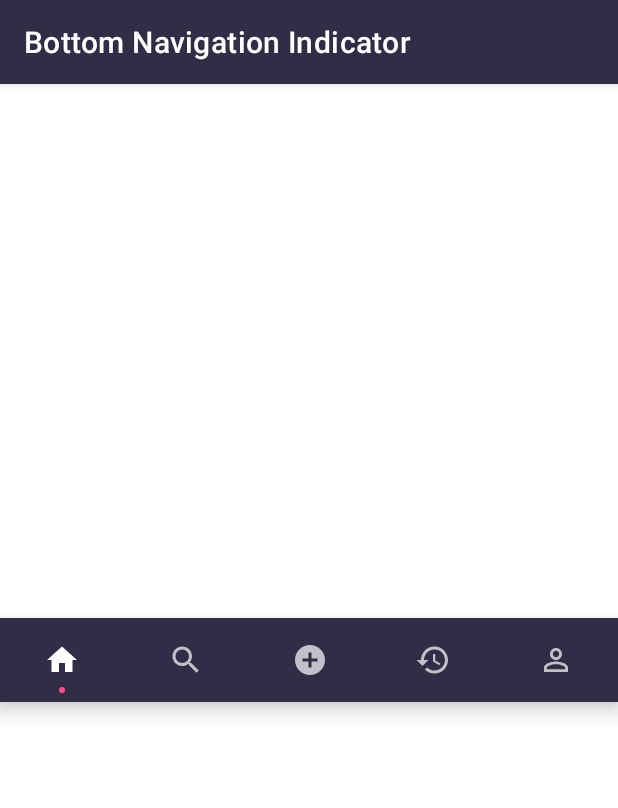
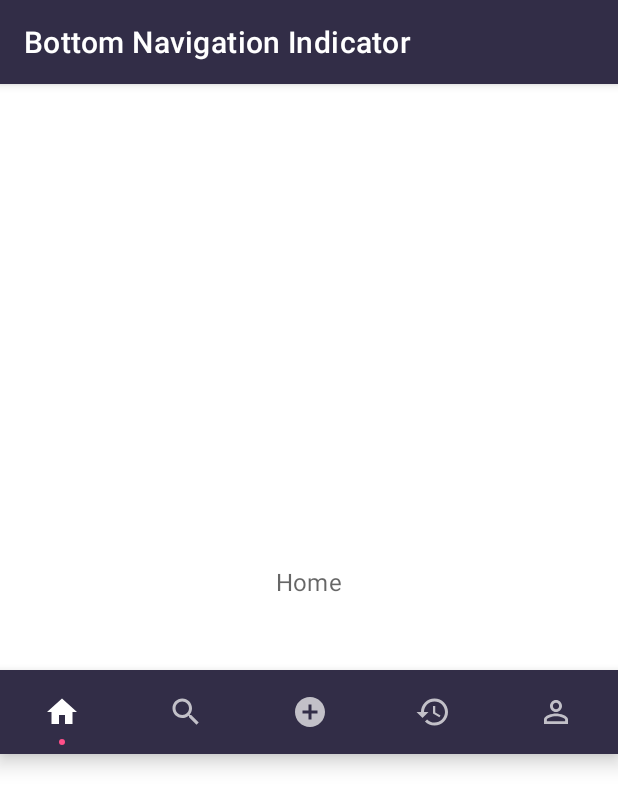
Before and after one commit to patrick-elmquist/Demo-BottomNavigationIndicator, an Android app: the screen it shows after launch (MainActivity), on a phone screen of 412 x 824 dp. Shown: the top 808 px of the screen. Run offline under Robolectric (Android 15) with nearby library versions, the phone set to English and light mode, and no system bars.

Commit message:
Added page label and removed unused code

```diff
--- a/app/src/main/java/com/patrickiv/bottomnavigationindicator/BottomNavigationViewWithIndicator.kt
+++ b/app/src/main/java/com/patrickiv/bottomnavigationindicator/BottomNavigationViewWithIndicator.kt
@@ -16,7 +16,7 @@ import kotlin.math.abs
 
 private const val DEFAULT_SCALE = 1f
 private const val MAX_SCALE = 15f
-private const val BASE_DURATION = 5000L
+private const val BASE_DURATION = 300L
 private const val VARIABLE_DURATION = 300L
 
 class BottomNavigationViewWithIndicator: BottomNavigationView,
--- a/app/src/main/java/com/patrickiv/bottomnavigationindicator/MainActivity.kt
+++ b/app/src/main/java/com/patrickiv/bottomnavigationindicator/MainActivity.kt
@@ -1,27 +1,18 @@
 package com.patrickiv.bottomnavigationindicator
 
-import android.os.Handler
+import android.os.Bundle
 import androidx.appcompat.app.AppCompatActivity
 import kotlinx.android.synthetic.main.activity_main.*
 
-private const val SWITCH_DELAY = 3_000L
-
 class MainActivity : AppCompatActivity(R.layout.activity_main) {
-    private val ids = listOf(
-        R.id.bottom_navigation_home,
-        R.id.bottom_navigation_search,
-        R.id.bottom_navigation_add,
-        R.id.bottom_navigation_history,
-        R.id.bottom_navigation_profile
-    )
-    private val handler = Handler()
-    private val selectRandomTask = object : Runnable {
-        override fun run() {
-            if (true) return
-            bottomNavigation.selectedItemId = (ids - bottomNavigation.selectedItemId).random()
-            handler.postDelayed(this, SWITCH_DELAY)
+    override fun onCreate(savedInstanceState: Bundle?) {
+        super.onCreate(savedInstanceState)
+        bottomNavigation.apply {
+            setOnNavigationItemSelectedListener {
+                pageName.text = it.title
+                true
+            }
+            pageName.text = menu.findItem(selectedItemId).title
         }
     }
-    override fun onStart() = super.onStart().also { handler.post(selectRandomTask) }
-    override fun onStop() = super.onStop().also { handler.removeCallbacks(selectRandomTask) }
 }
--- a/app/src/main/res/layout/activity_main.xml
+++ b/app/src/main/res/layout/activity_main.xml
@@ -1,20 +1,33 @@
 <?xml version="1.0" encoding="utf-8"?>
-<FrameLayout
+<LinearLayout
     xmlns:android="http://schemas.android.com/apk/res/android"
     xmlns:app="http://schemas.android.com/apk/res-auto"
     xmlns:tools="http://schemas.android.com/tools"
     android:layout_width="match_parent"
     android:layout_height="match_parent"
     android:orientation="vertical"
-    android:gravity="center_vertical"
+    android:gravity="center"
     tools:context=".MainActivity"
     >
+
+    <TextView
+        android:id="@+id/pageName"
+        android:layout_width="wrap_content"
+        android:layout_height="wrap_content"
+        android:textAppearance="@style/TextAppearance.MaterialComponents.Subtitle1"
+        android:textColor="?android:textColorSecondary"
+        tools:text="Sample"
+        />
+
+    <Space
+        android:layout_width="0dp"
+        android:layout_height="48dp"
+        />
 
     <com.patrickiv.bottomnavigationindicator.BottomNavigationViewWithIndicator
         android:id="@+id/bottomNavigation"
         android:layout_width="match_parent"
         android:layout_height="wrap_content"
-        android:layout_gravity="center_vertical"
         android:minHeight="?actionBarSize"
         android:background="?colorPrimary"
         android:elevation="8dp"
@@ -24,4 +37,4 @@
         app:labelVisibilityMode="unlabeled"
         />
 
-</FrameLayout>
+</LinearLayout>
--- a/app/src/main/res/menu/bottom_navigation.xml
+++ b/app/src/main/res/menu/bottom_navigation.xml
@@ -3,23 +3,23 @@
     xmlns:app="http://schemas.android.com/apk/res-auto">
 
     <item android:id="@+id/bottom_navigation_home" android:enabled="true"
-        android:icon="@drawable/ic_home" android:title=""
+        android:icon="@drawable/ic_home" android:title="Home"
         app:showAsAction="ifRoom" />
 
     <item android:id="@+id/bottom_navigation_search" android:enabled="true"
-        android:icon="@drawable/ic_search" android:title=""
+        android:icon="@drawable/ic_search" android:title="Search"
         app:showAsAction="ifRoom" />
 
     <item android:id="@+id/bottom_navigation_add" android:enabled="true"
-        android:icon="@drawable/ic_add" android:title=""
+        android:icon="@drawable/ic_add" android:title="Add"
         app:showAsAction="ifRoom" />
 
     <item android:id="@+id/bottom_navigation_history" android:enabled="true"
-        android:icon="@drawable/ic_history" android:title=""
+        android:icon="@drawable/ic_history" android:title="History"
         app:showAsAction="ifRoom" />
 
     <item android:id="@+id/bottom_navigation_profile" android:enabled="true"
-        android:icon="@drawable/ic_profile" android:title=""
+        android:icon="@drawable/ic_profile" android:title="Profile"
         app:showAsAction="ifRoom" />
 
 </menu>
```
Also changed, not shown: app/src/main/java/com/patrickiv/bottomnavigationindicator/Extensions.kt (deleted, +0 -17 lines), app/src/main/res/layout/badge.xml (deleted, +0 -22 lines).
